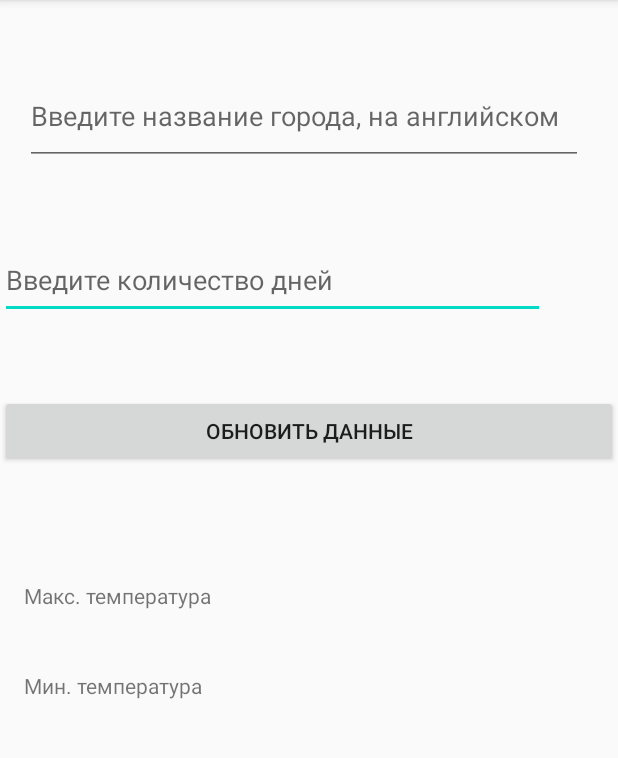
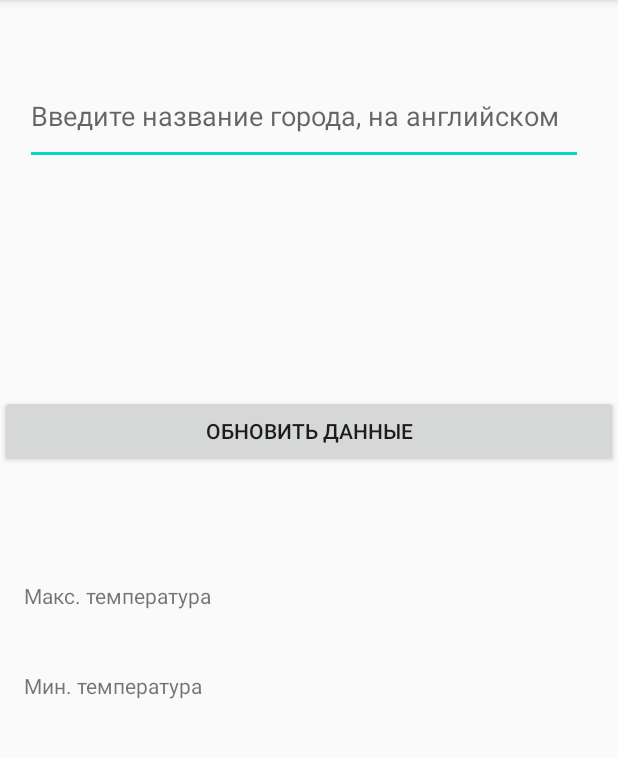
Before and after one commit to rpegorov/test_weather, an Android app: the WeatherActivity screen opened directly, with no data from a screen before it, after a tap on "ОБНОВИТЬ ДАННЫЕ", on a phone screen of 412 x 824 dp, the part 84-842 px from its top. Run offline under Robolectric (Android 15) with nearby library versions, the phone set to English and light mode, and no system bars; libraries missing offline, so code that uses them is left out: com.androidnetworking, com.androidnetworking.error, com.androidnetworking.interfaces; 2 statements that could not run were skipped.

Commit message:
WeatherActivity почистил от неработающего кода (прогноз на несколько дней)

```diff
--- a/app/src/main/java/rpegorov/weather/WeatherActivity.java
+++ b/app/src/main/java/rpegorov/weather/WeatherActivity.java
@@ -15,9 +15,7 @@ import org.json.JSONObject;
 public class WeatherActivity extends AppCompatActivity {
 
     TextView maxLayout, minLayout,
-            viewMin, viewMax, citySearch,
-            viewDaily, daysCount;
-
+            viewMin, viewMax, citySearch;
     @Override
     protected void onCreate(Bundle savedInstanceState) {
         super.onCreate(savedInstanceState);
@@ -28,19 +26,16 @@ public class WeatherActivity extends AppCompatActivity {
         viewMax = findViewById(R.id.view_max_temp);
         viewMin = findViewById(R.id.view_min_tem);
         citySearch = findViewById(R.id.search_bar);
-        daysCount = findViewById(R.id.search_bar_days);
     }
 
     public void updateDataWeather(View view) {
         EditText cityName = findViewById(R.id.search_bar);
-        EditText countDays = findViewById(R.id.search_bar_days);
-        getWeatherData(citySearch.getText().toString(), Integer.parseInt(String.valueOf(daysCount.getText())));
+        getWeatherData(citySearch.getText().toString());
     }
 
-    public void getWeatherData(String cityName, int days) {
+    public void getWeatherData(String cityName) {
         AndroidNetworking.get(getResources().getString(R.string.api_open_weather_map_url))
                 .addQueryParameter(getResources().getString(R.string.city_key), cityName)
-                .addQueryParameter(getResources().getString(R.string.countDays), String.valueOf(days))
                 .addQueryParameter(getResources().getString(R.string.metric), "metric")
                 .addQueryParameter(getResources().getString(R.string.api_key), getResources().getString(R.string.appid_key_value))
                 .build()
@@ -50,10 +45,6 @@ public class WeatherActivity extends AppCompatActivity {
                         try {
                             viewMax.setText(String.valueOf(response.getJSONObject("main").getDouble("temp_max")) + " ℃");
                             viewMin.setText(String.valueOf(response.getJSONObject("main").getDouble("temp_min")) + " ℃");
-                            viewDaily.setText(String.valueOf(response.getJSONObject("dt").getDouble("day")));
-                            viewDaily.setText(String.valueOf(response.getJSONObject("temp").getDouble("max")));
-                            viewDaily.setText(String.valueOf(response.getJSONObject("temp").getDouble("min")));
-
                         } catch (JSONException e) {
                             e.printStackTrace();
                         }
--- a/app/src/main/res/layout/activity_weather.xml
+++ b/app/src/main/res/layout/activity_weather.xml
@@ -11,14 +11,6 @@
             app:layout_constraintTop_toBottomOf="@+id/button"
             app:layout_constraintStart_toEndOf="@+id/min_temp"
             android:layout_marginStart="28dp" android:layout_marginTop="136dp"/>
-
-    <EditText
-            android:layout_width="363dp"
-            android:layout_height="52dp"
-            android:id="@+id/search_bar_days"
-            android:hint="@string/forecast_day"
-            tools:layout_editor_absoluteX="16dp" tools:ignore="MissingConstraints"
-            app:layout_constraintTop_toBottomOf="@+id/search_bar" app:layout_constraintBottom_toTopOf="@+id/button"/>
     <TextView
             android:layout_width="164dp"
             android:layout_height="30dp"
@@ -59,13 +51,4 @@
             android:text="@string/min_temp" android:layout_marginTop="136dp"
             app:layout_constraintTop_toBottomOf="@+id/button" app:layout_constraintStart_toStartOf="parent"
             android:layout_marginStart="16dp"/>
-    <TextView
-            android:layout_width="379dp"
-            android:layout_height="190dp"
-            app:layout_constraintStart_toStartOf="parent" app:layout_constraintEnd_toEndOf="parent"
-            app:layout_constraintBottom_toBottomOf="parent" app:layout_constraintTop_toBottomOf="@+id/button"
-            app:layout_constraintVertical_bias="0.934"
-            android:id="@+id/daily_forecast_data"
-            android:text=""/>
-
 </androidx.constraintlayout.widget.ConstraintLayout>
--- a/app/src/main/res/values/strings.xml
+++ b/app/src/main/res/values/strings.xml
@@ -9,10 +9,7 @@
     <string name="forecast_day">Введите количество дней</string>
 
 <!--    ursl Call current weather-->
-<!--    <string name="api_open_weather_map_url">http://api.openweathermap.org/data/2.5/weather</string>-->
-
-<!--    url daily forecast data -->
-    <string name="api_open_weather_map_url">api.openweathermap.org/data/2.5/forecast/daily</string>
+    <string name="api_open_weather_map_url">http://api.openweathermap.org/data/2.5/weather</string>
     <string name="api_key">appid</string>
 
 <!--    your appid key -->
@@ -25,11 +22,8 @@
 If you do not use the units parameter, standard units will be applied by default.-->
     <string name="metric">units</string>
 
-<!--    A number of days, which will be returned in the API response (from 1 to 16). -->
-    <string name="countDays">cnt</string>
-
     <string name="update_data_weather">Обновить данные</string>
     <string name="max_temp">Макс. температура</string>
     <string name="min_temp">Мин. температура</string>
-<!--    <string name="temp_day"Температура на-->
+
 </resources>
```
